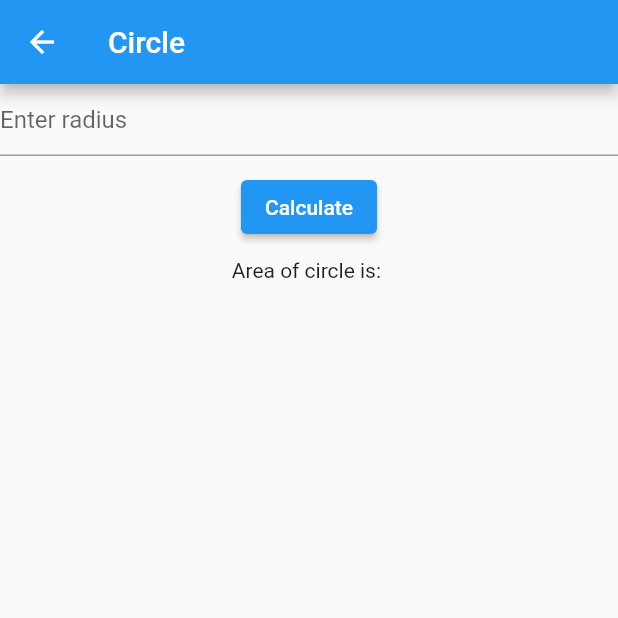
After one commit to kiranrana8973/batch_30b, a Flutter app: the CircleView screen opened directly, on a phone screen of 412 x 824 dp, the top half of it. The commit adds this screen. Run offline on Flutter 3.47's test engine with Material 2 defaults, Android fonts, the phone set to English and light mode, and no system bars.

Commit message:
Added area of circle

```diff
--- /dev/null
+++ b/lib/model/circle.dart
@@ -0,0 +1,9 @@
+class Circle {
+  double radius;
+
+  Circle({required this.radius});
+
+  double calculateArea() {
+    return 3.14 * radius * radius;
+  }
+}
--- /dev/null
+++ b/lib/view/circle_view.dart
@@ -0,0 +1,39 @@
+import 'package:flutter/material.dart';
+
+class CircleView extends StatefulWidget {
+  const CircleView({super.key});
+
+  @override
+  State<CircleView> createState() => _CircleViewState();
+}
+
+class _CircleViewState extends State<CircleView> {
+  @override
+  Widget build(BuildContext context) {
+    return Scaffold(
+      appBar: AppBar(
+        title: const Text('Circle'),
+      ),
+      body: Column(
+        children: [
+          const TextField(
+            decoration: InputDecoration(
+              hintText: 'Enter radius',
+            ),
+          ),
+          const SizedBox(
+            height: 10,
+          ),
+          ElevatedButton(
+            onPressed: () {},
+            child: const Text('Calculate'),
+          ),
+          const SizedBox(
+            height: 10,
+          ),
+          const Text('Area of circle is: '),
+        ],
+      ),
+    );
+  }
+}
```
Also changed, not shown: lib/app.dart (+9 -2 lines), lib/view/dashboard_view.dart (added, +31 -0 lines), lib/view/si_vew.dart (+11 -0 lines).
